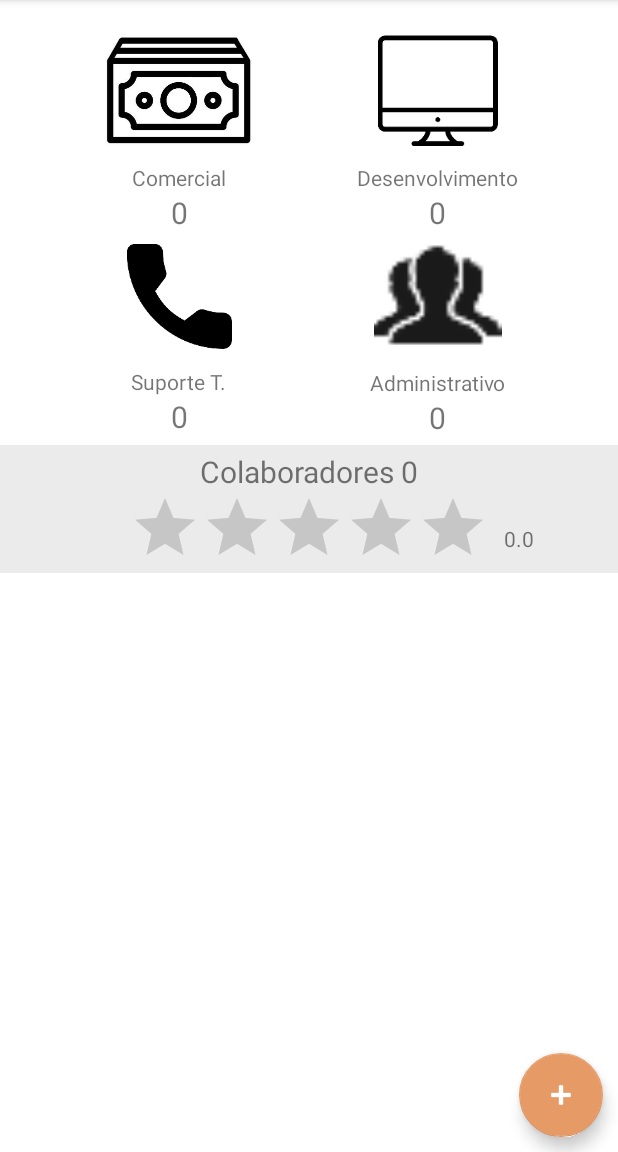
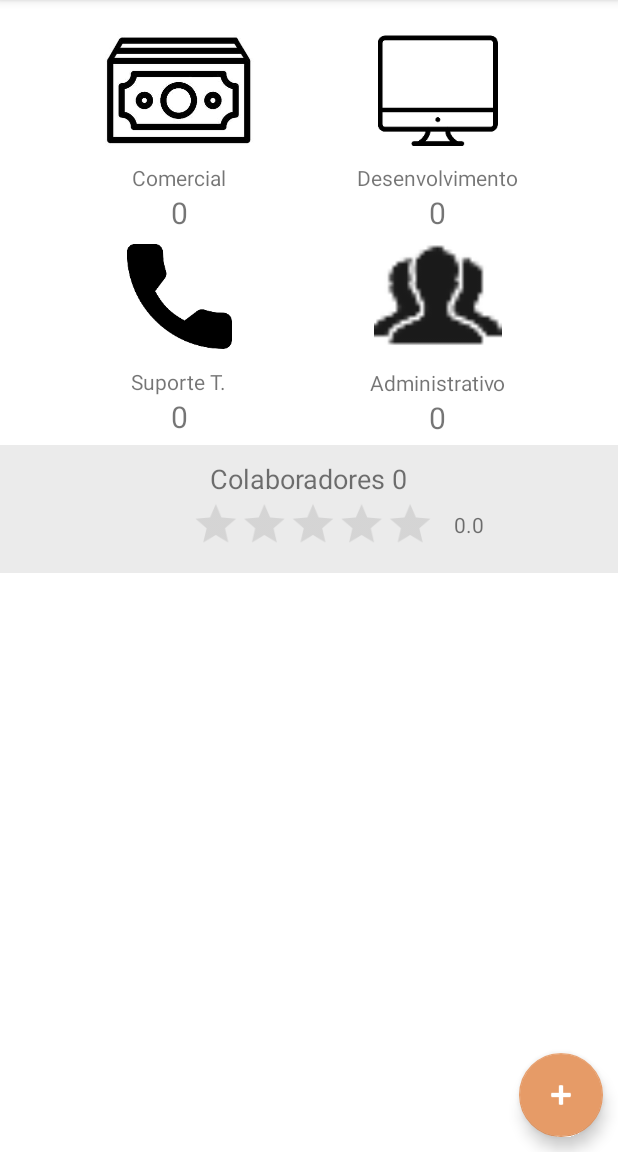
Before and after one commit to raelrzd/MinhaEmpresa, an Android app: the screen it shows after launch (TelaInicial), on a phone screen of 412 x 824 dp, the part 84-1236 px from its top. Run offline under Robolectric (Android 15) with nearby library versions, the phone set to English and light mode, and no system bars.

Commit message:
Ajustado scroll layout da tela inicial, e parcialmente do layout de cadastro, assim como warnings apontados pela IDE.

```diff
--- a/app/src/main/java/rezende/israel/minhaempresa/ui/activity/TelaInicial.java
+++ b/app/src/main/java/rezende/israel/minhaempresa/ui/activity/TelaInicial.java
@@ -41,6 +41,7 @@ public class TelaInicial extends AppCompatActivity {
         configuraAdapter();
         realizaByIdDasViews();
         preencheTotalDeColaboradores();
+
     }
 
     private void realizaByIdDasViews() {
--- a/app/src/main/res/layout/activity_tela_inicial.xml
+++ b/app/src/main/res/layout/activity_tela_inicial.xml
@@ -8,9 +8,7 @@
     <ScrollView
         android:id="@+id/scrollView"
         android:layout_width="match_parent"
-        android:layout_height="wrap_content"
-        app:layout_constraintBottom_toTopOf="@id/recycleview"
-        app:layout_constraintTop_toTopOf="parent">
+        android:layout_height="match_parent">
 
         <androidx.constraintlayout.widget.ConstraintLayout
             android:layout_width="match_parent"
@@ -156,52 +154,64 @@
                 android:id="@+id/totalColaboradores"
                 android:layout_width="wrap_content"
                 android:layout_height="wrap_content"
-                android:layout_marginTop="4dp"
-                android:textSize="20sp"
+                android:layout_marginTop="10dp"
+                android:textSize="18sp"
+                android:textStyle="normal"
                 app:layout_constraintBottom_toBottomOf="@+id/imageView"
                 app:layout_constraintEnd_toEndOf="parent"
                 app:layout_constraintStart_toStartOf="@+id/imageView"
                 app:layout_constraintTop_toTopOf="@+id/imageView"
                 app:layout_constraintVertical_bias="0.0"
-                tools:text="Colaboradores X" />
-
-            <RatingBar
-                android:id="@+id/ratingBar_telaInicial_media"
-                android:layout_width="wrap_content"
-                android:layout_height="wrap_content"
-                android:isIndicator="true"
-                android:max="5"
-                android:progressTint="#E4E14B"
-                android:secondaryProgressTint="#E4E14B"
-                app:layout_constraintEnd_toEndOf="@+id/imageView"
-                app:layout_constraintStart_toStartOf="@+id/imageView"
-                app:layout_constraintTop_toBottomOf="@+id/totalColaboradores" />
+                tools:text="Colaboradores 317" />
 
             <TextView
                 android:id="@+id/textView_telaInicial_media"
                 android:layout_width="wrap_content"
                 android:layout_height="wrap_content"
-                android:layout_marginStart="10dp"
-                android:layout_marginBottom="13dp"
-                app:layout_constraintBottom_toBottomOf="@+id/imageView"
+                android:layout_marginBottom="12dp"
+                app:layout_constraintBottom_toBottomOf="@+id/ratingBar_telaInicial_media"
                 app:layout_constraintEnd_toEndOf="@+id/imageView"
                 app:layout_constraintHorizontal_bias="0.0"
                 app:layout_constraintStart_toEndOf="@+id/ratingBar_telaInicial_media"
                 tools:text=" 3.0" />
+
+            <RatingBar
+                android:id="@+id/ratingBar_telaInicial_media"
+                style="?android:attr/ratingBarStyleIndicator"
+                android:layout_width="178dp"
+                android:layout_height="40dp"
+                android:layout_marginStart="15dp"
+                android:max="5"
+                android:numStars="5"
+                android:progressBackgroundTint="#959494"
+                android:progressTint="#e4e14b"
+                android:rating="3.5"
+                android:scaleX=".9"
+                android:scaleY=".9"
+                android:secondaryProgressTint="#e4e14b"
+                android:transformPivotX="30dp"
+                android:transformPivotY="20dp"
+                app:layout_constraintEnd_toEndOf="@+id/totalColaboradores"
+                app:layout_constraintStart_toStartOf="@+id/totalColaboradores"
+                app:layout_constraintTop_toBottomOf="@+id/totalColaboradores" />
+
+            <androidx.recyclerview.widget.RecyclerView
+                android:id="@+id/recycleview"
+                android:layout_width="0dp"
+                android:layout_height="match_parent"
+                app:layoutManager="androidx.recyclerview.widget.LinearLayoutManager"
+                app:layout_constraintBottom_toBottomOf="parent"
+                app:layout_constraintEnd_toEndOf="parent"
+                app:layout_constraintHorizontal_bias="0.0"
+                app:layout_constraintStart_toStartOf="parent"
+                app:layout_constraintTop_toBottomOf="@id/imageView"
+                app:layout_constraintVertical_bias="1.0"
+                tools:listitem="@layout/item_colaborador" />
+
         </androidx.constraintlayout.widget.ConstraintLayout>
 
     </ScrollView>
 
-    <androidx.recyclerview.widget.RecyclerView
-        android:id="@+id/recycleview"
-        android:layout_width="0dp"
-        android:layout_height="wrap_content"
-        app:layoutManager="androidx.recyclerview.widget.LinearLayoutManager"
-        app:layout_constraintEnd_toEndOf="parent"
-        app:layout_constraintStart_toStartOf="parent"
-        app:layout_constraintTop_toBottomOf="@id/scrollView"
-        tools:itemCount="1"
-        tools:listitem="@layout/item_colaborador" />
 
     <com.google.android.material.floatingactionbutton.FloatingActionButton
         android:id="@+id/Fab_telaInicial_add_colaborador"
--- a/app/src/main/res/values/strings.xml
+++ b/app/src/main/res/values/strings.xml
@@ -12,4 +12,5 @@
     <string name="administrativo">Administrativo</string>
     <string name="telefone_que_representa_o_suporte_tec">Telefone que representa o Suporte Tec</string>
     <string name="botao_adicionar_colaborador">Botao adicionar colaborador</string>
+    <string name="seta_spinner">Seta Spinner</string>
 </resources>
```
Also changed, not shown: app/src/main/res/layout/activity_cadastro_colaboradores.xml (+33 -5 lines).
